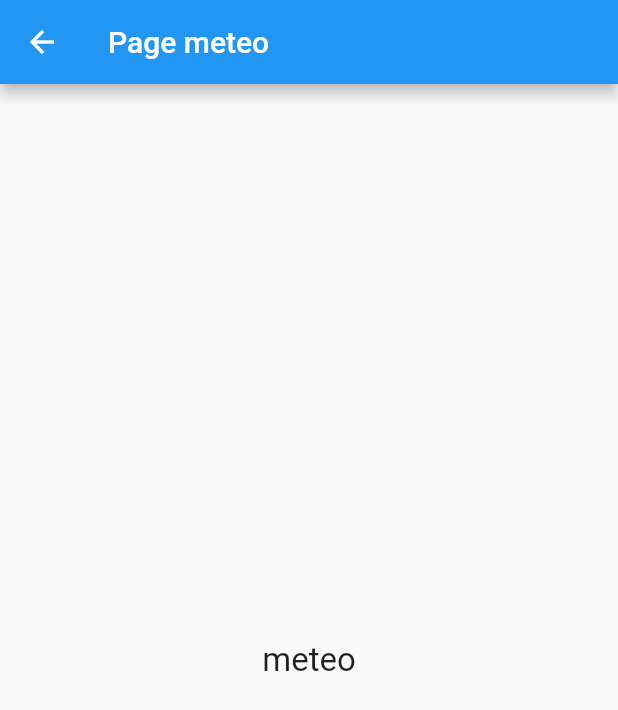
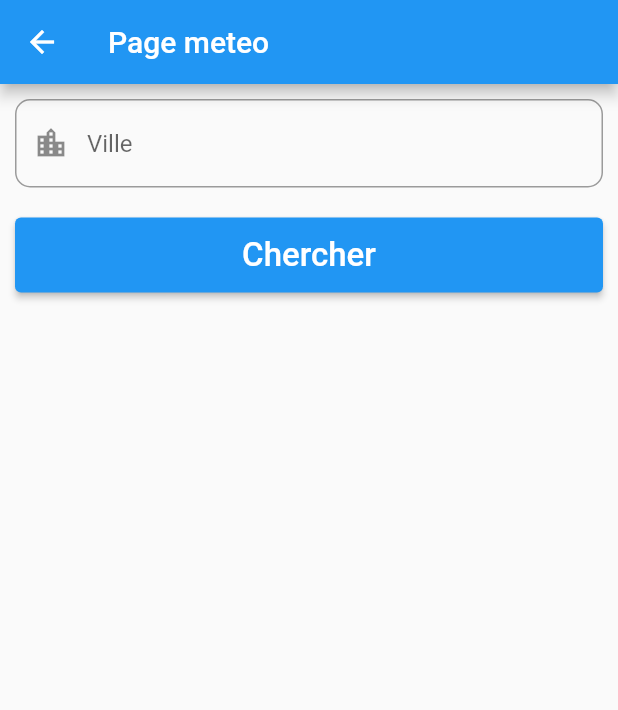
Before and after one commit to sirinetrabelsii/Flutter, a Flutter app: the meteoPage screen opened by its route, on a phone screen of 412 x 824 dp. Shown: the top 710 px of the screen. Run offline on Flutter 3.47's test engine with Material 2 defaults, Android fonts, the phone set to English and light mode, and no system bars; our stand-ins replace shared_preferences; accounts and stored records are empty; network calls fail.

Commit message:
Atelier 5

```diff
--- a/lib/pages/meteo.page.dart
+++ b/lib/pages/meteo.page.dart
@@ -1,15 +1,48 @@
 import 'package:flutter/material.dart';
+import 'package:test/pages/meteo-details.page.dart';
 
 class meteoPage extends StatelessWidget {
+  TextEditingController txt_ville = new TextEditingController();
+
   @override
   Widget build(BuildContext context) {
     return Scaffold(
       appBar: AppBar(title: Text('Page meteo')),
-      body: Center(
-          child: Text(
-        'meteo',
-        style: TextStyle(fontSize: 22),
-      )),
+      body: Column(children: [
+        Container(
+          padding: EdgeInsets.all(10),
+          child: TextFormField(
+            controller: txt_ville,
+            decoration: InputDecoration(
+                prefixIcon: Icon(Icons.location_city),
+                hintText: "Ville",
+                border: OutlineInputBorder(
+                    borderRadius: BorderRadius.circular(10),
+                    borderSide: BorderSide(width: 1))),
+          ),
+        ),
+        Container(
+          padding: EdgeInsets.all(10),
+          child: ElevatedButton(
+            style: ElevatedButton.styleFrom(
+                minimumSize: const Size.fromHeight(50)),
+            onPressed: () {
+              onGetMeteoDetails(context);
+            },
+            child: Text(
+              'Chercher',
+              style: TextStyle(fontSize: 22),
+            ),
+          ),
+        ),
+      ]),
     );
   }
+
+  void onGetMeteoDetails(BuildContext context) {
+    String v = txt_ville.text;
+    Navigator.push(
+        context, MaterialPageRoute(builder: (context) => meteoDetailsPage(v)));
+    txt_ville.text = "";
+  }
 }
--- a/pubspec.yaml
+++ b/pubspec.yaml
@@ -28,6 +28,8 @@ environment:
 # versions available, run `flutter pub outdated`.
 dependencies:
   shared_preferences: ^2.2.1
+  http:
+  intl: ^0.17.0
   flutter:
     sdk: flutter
 
@@ -64,6 +66,9 @@ flutter:
     - images/image.png
     - images/meteo.png
     - images/params.png
+    - images/cloudy.png
+    - images/rainy.png
+    - images/sunny.png
   #   - images/a_dot_ham.jpeg
 
   # An image asset can refer to one or more resolution-specific "variants", see
```
Also changed, not shown: lib/pages/meteo-details.page.dart (added, +96 -0 lines), images/cloudy.png (added), images/rainy.png (added), images/sunny.png (added), pubspec.lock, 1 other file.
